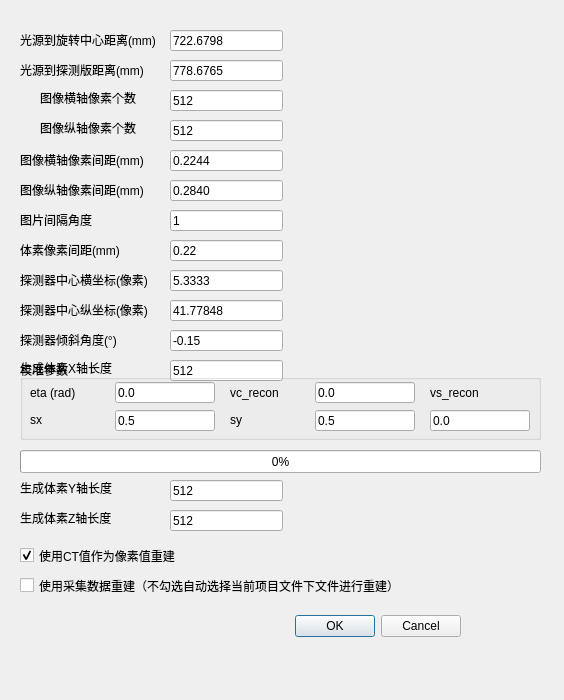
foodszhang/pyct, file qt_gui/reconstruction.ui: the form before one commit.
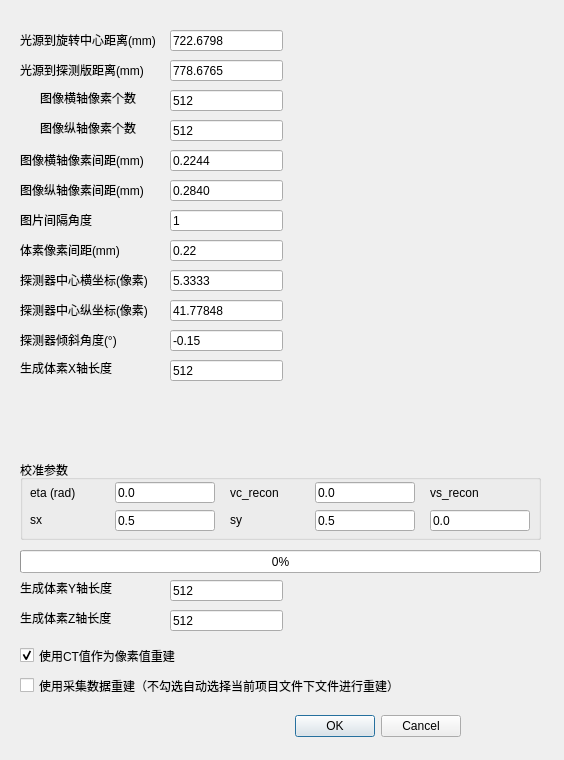
The form after the commit.

Commit message: fix: 修复UI文件XML格式错误和布局重叠问题

The edit to the form file:
```diff
--- a/qt_gui/reconstruction.ui
+++ b/qt_gui/reconstruction.ui
@@ -7,7 +7,7 @@
      <x>0</x>
      <y>0</y>
      <width>564</width>
-     <height>700</height>
+     <height>760</height>
     </rect>
    </property>
   <property name="windowTitle">
@@ -17,7 +17,7 @@
     <property name="geometry">
      <rect>
       <x>20</x>
-      <y>430</y>
+      <y>530</y>
       <width>521</width>
       <height>16</height>
      </rect>
@@ -33,7 +33,7 @@
     <property name="geometry">
      <rect>
       <x>20</x>
-      <y>450</y>
+      <y>550</y>
       <width>521</width>
       <height>23</height>
      </rect>
@@ -49,7 +49,7 @@
     <property name="geometry">
      <rect>
       <x>120</x>
-      <y>610</y>
+      <y>710</y>
       <width>341</width>
       <height>32</height>
      </rect>
@@ -377,7 +377,7 @@
     <property name="geometry">
      <rect>
       <x>20</x>
-      <y>360</y>
+      <y>460</y>
       <width>521</width>
       <height>80</height>
      </rect>
@@ -520,7 +520,7 @@
     <property name="geometry">
      <rect>
       <x>20</x>
-      <y>545</y>
+      <y>645</y>
       <width>391</width>
       <height>21</height>
      </rect>
@@ -536,7 +536,7 @@
     <property name="geometry">
      <rect>
       <x>20</x>
-      <y>575</y>
+      <y>675</y>
       <width>391</width>
       <height>21</height>
      </rect>
@@ -549,7 +549,7 @@
     <property name="geometry">
      <rect>
       <x>170</x>
-      <y>480</y>
+      <y>580</y>
       <width>113</width>
       <height>21</height>
      </rect>
@@ -562,7 +562,7 @@
     <property name="geometry">
      <rect>
       <x>20</x>
-      <y>480</y>
+      <y>580</y>
       <width>111</width>
       <height>16</height>
      </rect>
@@ -575,7 +575,7 @@
     <property name="geometry">
      <rect>
       <x>20</x>
-      <y>510</y>
+      <y>610</y>
       <width>111</width>
       <height>16</height>
      </rect>
@@ -588,7 +588,7 @@
     <property name="geometry">
      <rect>
       <x>170</x>
-      <y>510</y>
+      <y>610</y>
       <width>113</width>
       <height>21</height>
      </rect>
```
Left out of the diff: 6 changed lines with no effect on the pictures. The commit also changes 2 other files.
